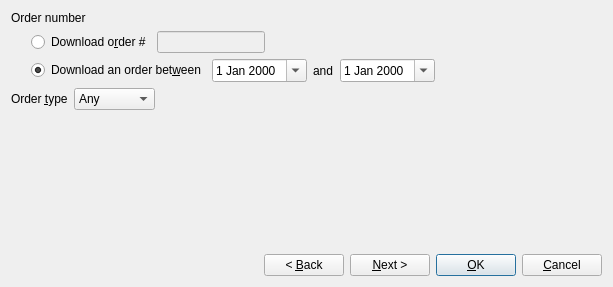
Qt form src/importorderdialog.ui (rgriebl/brickstore) before a commit.
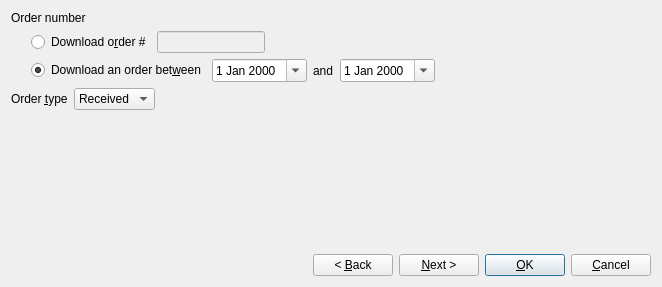
The same form after that commit.

```diff
--- a/src/importorderdialog.ui
+++ b/src/importorderdialog.ui
@@ -6,7 +6,7 @@
    <rect>
     <x>0</x>
     <y>0</y>
-    <width>613</width>
+    <width>662</width>
     <height>287</height>
    </rect>
   </property>
@@ -174,11 +174,6 @@
          </item>
          <item>
           <widget class="QComboBox" name="w_order_type">
-           <item>
-            <property name="text">
-             <string>Any</string>
-            </property>
-           </item>
            <item>
             <property name="text">
              <string>Received</string>
```
